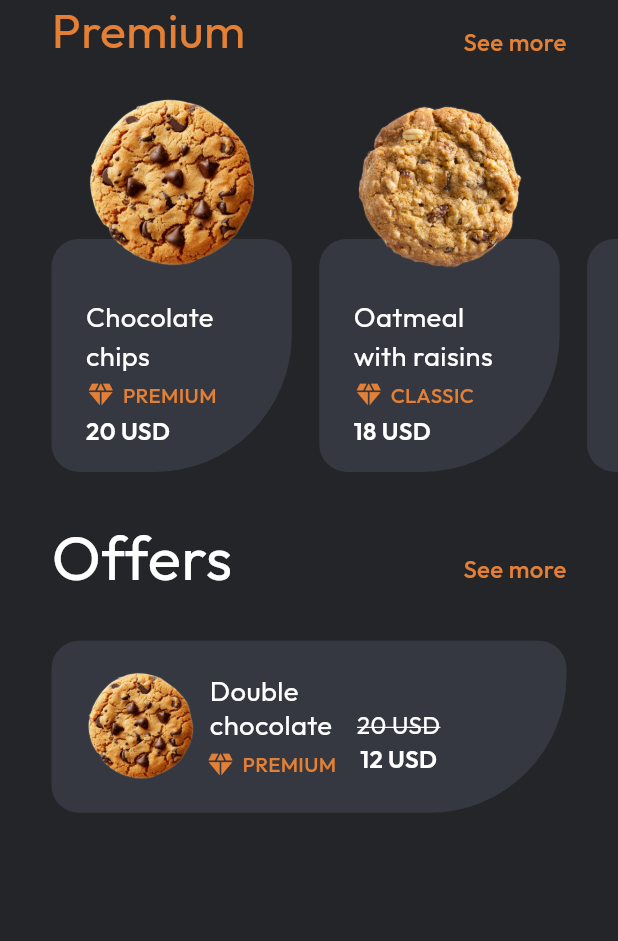
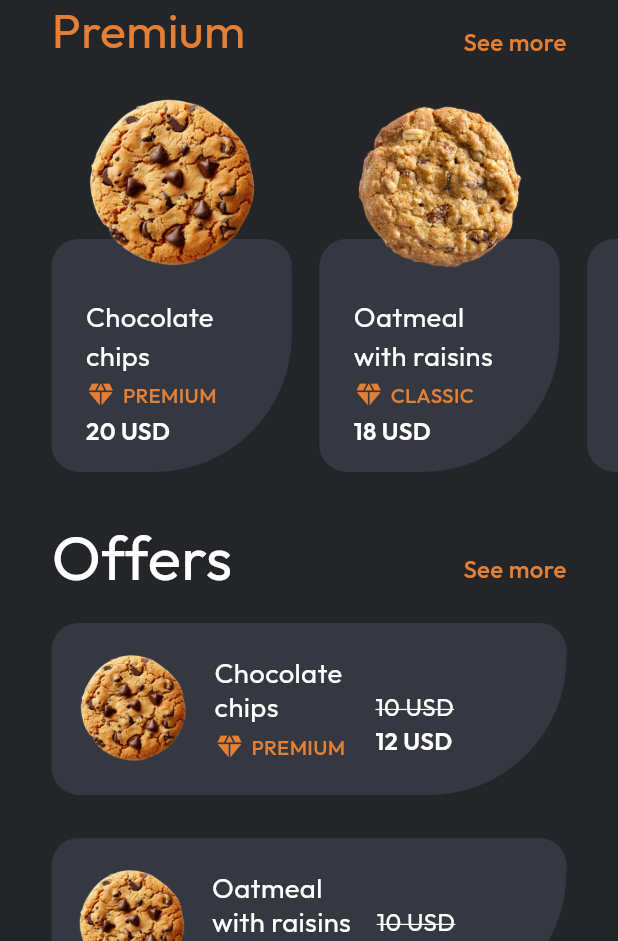
Before and after one commit to ShahzainAhmed/Cookies_App, a Flutter app: the screen it shows after launch, on a phone screen of 412 x 824 dp, the part 295-1236 px from its top. Run offline on Flutter 3.47's test engine with Material 3 defaults, Android fonts, the phone set to English and light mode, and no system bars; our stand-ins replace flutter_screenutil, get, google_fonts.

Commit message:
fixed padding

```diff
--- a/lib/models/small_tile_model.dart
+++ b/lib/models/tile_model.dart
@@ -1,36 +1,41 @@
 import 'package:coffee_app/resources/app_assets.dart';
 
-class SmallTileModel {
+class TileModel {
   final String title;
   final String category;
   final String price;
   final String image;
+  final String oldPrice;
 
-  SmallTileModel({
+  TileModel({
     required this.title,
     required this.category,
     required this.price,
     required this.image,
+    required this.oldPrice,
   });
 }
 
-List smallTilesList = [
-  SmallTileModel(
+List tilesDataList = [
+  TileModel(
+    title: "Chocolate \nchips",
+    category: "PREMIUM",
+    price: "20",
+    oldPrice: "10",
+    image: AppAssets.kCookie1,
+  ),
+  TileModel(
+    title: "Oatmeal \nwith raisins",
+    category: "CLASSIC",
+    price: "18",
+    oldPrice: "10",
+    image: AppAssets.kCookie2,
+  ),
+  TileModel(
     title: "Chocolate chips",
     category: "PREMIUM",
     price: "20",
-    image: AppAssets.kCookie1,
-  ),
-  SmallTileModel(
-    title: "Oatmeal \nwith raisins",
-    category: "CLASSIC",
-    price: "18",
-    image: AppAssets.kCookie2,
-  ),
-  SmallTileModel(
-    title: "Chocolate chips",
-    category: "PREMIUM",
-    price: "20",
+    oldPrice: "8",
     image: AppAssets.kCookie1,
   ),
 ];
--- a/lib/views/home/home_screen.dart
+++ b/lib/views/home/home_screen.dart
@@ -1,7 +1,8 @@
-import 'package:coffee_app/models/small_tile_model.dart';
+import 'package:coffee_app/models/tile_model.dart';
 import 'package:coffee_app/resources/app_assets.dart';
 import 'package:coffee_app/resources/app_colors.dart';
 import 'package:coffee_app/resources/app_typography.dart';
+import 'package:coffee_app/views/home/widgets/large_tile.dart';
 import 'package:coffee_app/views/home/widgets/small_tile.dart';
 import 'package:flutter/material.dart';
 import 'package:flutter_screenutil/flutter_screenutil.dart';
@@ -13,7 +14,8 @@ class HomeScreen extends StatelessWidget {
   @override
   Widget build(BuildContext context) {
     return Scaffold(
-      body: Column(
+      body: SingleChildScrollView(
+        child: Column(
           crossAxisAlignment: CrossAxisAlignment.start,
           children: [
             SizedBox(height: 50.h),
@@ -75,13 +77,13 @@ class HomeScreen extends StatelessWidget {
               height: 130.h,
               child: ListView.separated(
                 clipBehavior: Clip.none,
-              itemCount: smallTilesList.length,
+                itemCount: tilesDataList.length,
                 padding: EdgeInsets.symmetric(horizontal: 30.w),
                 physics: const BouncingScrollPhysics(),
                 scrollDirection: Axis.horizontal,
                 separatorBuilder: (context, index) => SizedBox(width: 16.w),
                 itemBuilder: (context, index) {
-                return SmallTile(smallTileModel: smallTilesList[index]);
+                  return SmallTile(smallTileModel: tilesDataList[index]);
                 },
               ),
             ),
@@ -108,80 +110,20 @@ class HomeScreen extends StatelessWidget {
                 ],
               ),
             ),
-          SizedBox(height: 30.h),
-          Padding(
-            padding: EdgeInsets.symmetric(horizontal: 30.w),
-            child: Container(
-              padding: EdgeInsets.symmetric(horizontal: 20.w, vertical: 16.h),
-              height: 96.h,
-              width: Get.width,
-              decoration: BoxDecoration(
-                color: AppColors.kGreyColor,
-                borderRadius: BorderRadius.only(
-                  topLeft: Radius.circular(16.r),
-                  topRight: Radius.circular(16.r),
-                  bottomRight: Radius.circular(80.r),
-                  bottomLeft: Radius.circular(16.r),
-                ),
-              ),
-              child: Row(
-                children: [
-                  Image.asset(AppAssets.kCookie1),
-                  SizedBox(width: 6.w),
-                  Column(
-                    mainAxisAlignment: MainAxisAlignment.center,
-                    children: [
-                      Text(
-                        "Double \nchocolate",
-                        style: AppTypography.kLight16
-                            .copyWith(color: AppColors.kWhiteColor, height: 0),
-                      ),
-                      SizedBox(height: 4.h),
-                      Row(
-                        children: [
-                          const Icon(
-                            Icons.diamond,
-                            color: AppColors.kOrangeColor,
-                            size: 20,
-                          ),
-                          SizedBox(width: 4.w),
-                          Text(
-                            "PREMIUM",
-                            style: AppTypography.kMedium12.copyWith(
-                              color: AppColors.kOrangeColor,
-                            ),
+            ListView.separated(
+              padding: EdgeInsets.symmetric(vertical: 20.h),
+              clipBehavior: Clip.none,
+              separatorBuilder: (context, index) => SizedBox(height: 24.h),
+              physics: const ClampingScrollPhysics(),
+              scrollDirection: Axis.vertical,
+              shrinkWrap: true,
+              itemCount: tilesDataList.length,
+              itemBuilder: (context, index) {
+                return LargeTile(tileModel: tilesDataList[index]);
+              },
             ),
           ],
-                      )
-                    ],
         ),
-                  SizedBox(width: 12.w),
-                  Padding(
-                    padding: EdgeInsets.only(bottom: 4.h),
-                    child: Column(
-                      mainAxisAlignment: MainAxisAlignment.end,
-                      children: [
-                        Text(
-                          "20 USD",
-                          style: AppTypography.kLight14.copyWith(
-                            color: AppColors.kWhiteColor,
-                            decoration: TextDecoration.lineThrough,
-                            decorationColor: AppColors.kWhiteColor,
-                          ),
-                        ),
-                        Text(
-                          "12 USD",
-                          style: AppTypography.kBold14
-                              .copyWith(color: AppColors.kWhiteColor),
-                        )
-                      ],
-                    ),
-                  )
-                ],
-              ),
-            ),
-          )
-        ],
       ),
     );
   }
--- /dev/null
+++ b/lib/views/home/widgets/large_tile.dart
@@ -0,0 +1,89 @@
+import 'package:coffee_app/models/tile_model.dart';
+import 'package:coffee_app/resources/app_assets.dart';
+import 'package:coffee_app/resources/app_colors.dart';
+import 'package:coffee_app/resources/app_typography.dart';
+import 'package:flutter/material.dart';
+import 'package:flutter_screenutil/flutter_screenutil.dart';
+import 'package:get/get.dart';
+
+class LargeTile extends StatelessWidget {
+  final TileModel tileModel;
+  const LargeTile({super.key, required this.tileModel});
+
+  @override
+  Widget build(BuildContext context) {
+    return Padding(
+      padding: EdgeInsets.symmetric(horizontal: 30.w),
+      child: Container(
+        padding: EdgeInsets.only(right: 50.w, top: 16.h, bottom: 16.h),
+        height: 96.h,
+        width: Get.width,
+        decoration: BoxDecoration(
+          color: AppColors.kGreyColor,
+          borderRadius: BorderRadius.only(
+            topLeft: Radius.circular(16.r),
+            topRight: Radius.circular(16.r),
+            bottomRight: Radius.circular(80.r),
+            bottomLeft: Radius.circular(16.r),
+          ),
+        ),
+        child: Row(
+          mainAxisAlignment: MainAxisAlignment.spaceEvenly,
+          children: [
+            Image.asset(AppAssets.kCookie1),
+            Column(
+              mainAxisAlignment: MainAxisAlignment.center,
+              crossAxisAlignment: CrossAxisAlignment.start,
+              children: [
+                Text(
+                  tileModel.title,
+                  style: AppTypography.kLight16
+                      .copyWith(color: AppColors.kWhiteColor, height: 0),
+                ),
+                SizedBox(height: 4.h),
+                Row(
+                  children: [
+                    const Icon(
+                      Icons.diamond,
+                      color: AppColors.kOrangeColor,
+                      size: 20,
+                    ),
+                    SizedBox(width: 4.w),
+                    Text(
+                      tileModel.category,
+                      style: AppTypography.kMedium12.copyWith(
+                        color: AppColors.kOrangeColor,
+                      ),
+                    ),
+                  ],
+                )
+              ],
+            ),
+            Padding(
+              padding: EdgeInsets.only(bottom: 4.h),
+              child: Column(
+                mainAxisAlignment: MainAxisAlignment.end,
+                crossAxisAlignment: CrossAxisAlignment.start,
+                children: [
+                  Text(
+                    "${tileModel.oldPrice} USD",
+                    style: AppTypography.kLight14.copyWith(
+                      color: AppColors.kWhiteColor,
+                      decoration: TextDecoration.lineThrough,
+                      decorationColor: AppColors.kWhiteColor,
+                    ),
+                  ),
+                  Text(
+                    "12 USD",
+                    style: AppTypography.kBold14
+                        .copyWith(color: AppColors.kWhiteColor),
+                  )
+                ],
+              ),
+            )
+          ],
+        ),
+      ),
+    );
+  }
+}
--- a/lib/views/home/widgets/small_tile.dart
+++ b/lib/views/home/widgets/small_tile.dart
@@ -1,12 +1,11 @@
-import 'package:coffee_app/models/small_tile_model.dart';
-import 'package:coffee_app/resources/app_assets.dart';
+import 'package:coffee_app/models/tile_model.dart';
 import 'package:coffee_app/resources/app_colors.dart';
 import 'package:coffee_app/resources/app_typography.dart';
 import 'package:flutter/material.dart';
 import 'package:flutter_screenutil/flutter_screenutil.dart';
 
 class SmallTile extends StatelessWidget {
-  final SmallTileModel smallTileModel;
+  final TileModel smallTileModel;
   const SmallTile({super.key, required this.smallTileModel});
 
   @override
```
Lines whose indentation alone changed are shown as unchanged.
